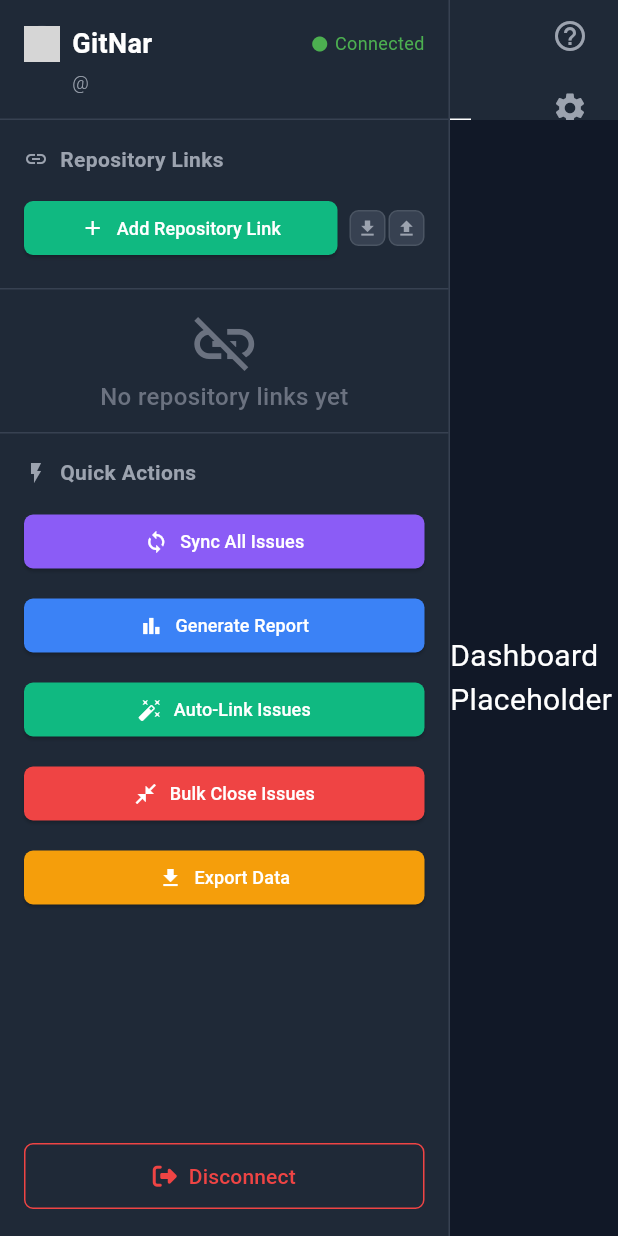
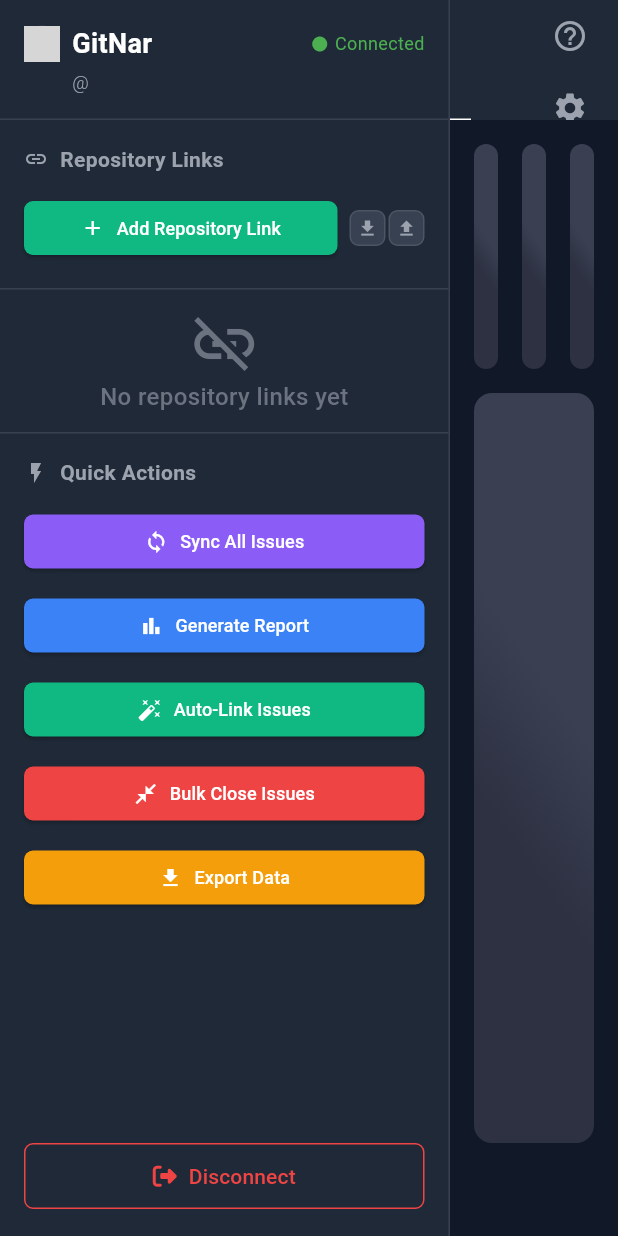
Before and after one commit to T1WiLLi/GitNar, a Flutter app: the HomeView screen opened directly, on a phone screen of 412 x 824 dp. Run offline on Flutter 3.47's test engine with Material 3 defaults, Android fonts, the phone set to English and light mode, and no system bars; our stand-ins replace flutter_dotenv, font_awesome_flutter, shared_preferences; missing offline and left inert: oauth2, window_size; accounts and stored records are empty; network calls fail; grey boxes are pictures that could not be loaded.

Commit message:
feat dashboard_view: add cards layout and initial design

```diff
--- a/lib/src/views/components/dashboard_view.dart
+++ b/lib/src/views/components/dashboard_view.dart
@@ -1,3 +1,5 @@
+import 'dart:math' as math;
+
 import 'package:flutter/material.dart';
 
 class DashboardView extends StatelessWidget {
@@ -6,11 +8,76 @@ class DashboardView extends StatelessWidget {
   @override
   Widget build(BuildContext context) {
     return Container(
+      padding: EdgeInsets.all(16),
       color: Colors.transparent,
-      child: const Center(
-        child: Text(
-          'Dashboard Placeholder',
-          style: TextStyle(color: Colors.white, fontSize: 20),
+      child: Column(
+        children: [
+          Center(child: _buildInformationCard()),
+          SizedBox(height: 16),
+          Center(child: _buildRecentActivityCard()),
+        ],
+      ),
+    );
+  }
+
+  Widget _buildInformationCard() {
+    return Row(
+      children: [
+        Expanded(
+          flex: 1,
+          child: Container(
+            height: 150,
+            decoration: BoxDecoration(
+              gradient: LinearGradient(
+                colors: [Color(0xFF3A4052), Color(0xFF2D3142)],
+                transform: GradientRotation(145 * math.pi / 180),
+              ),
+              borderRadius: BorderRadius.circular(12),
+            ),
+          ),
+        ),
+        SizedBox(width: 16),
+        Expanded(
+          flex: 1,
+          child: Container(
+            height: 150,
+            decoration: BoxDecoration(
+              gradient: LinearGradient(
+                colors: [Color(0xFF3A4052), Color(0xFF2D3142)],
+                transform: GradientRotation(145 * math.pi / 180),
+              ),
+              borderRadius: BorderRadius.circular(12),
+            ),
+          ),
+        ),
+        SizedBox(width: 16),
+        Expanded(
+          flex: 1,
+          child: Container(
+            height: 150,
+            decoration: BoxDecoration(
+              gradient: LinearGradient(
+                colors: [Color(0xFF3A4052), Color(0xFF2D3142)],
+                transform: GradientRotation(145 * math.pi / 180),
+              ),
+              borderRadius: BorderRadius.circular(12),
+            ),
+          ),
+        ),
+      ],
+    );
+  }
+
+  Widget _buildRecentActivityCard() {
+    return Expanded(
+      child: Container(
+        height: 500,
+        decoration: BoxDecoration(
+          gradient: LinearGradient(
+            colors: [Color(0xFF3A4052), Color(0xFF2D3142)],
+            transform: GradientRotation(145 * math.pi / 180),
+          ),
+          borderRadius: BorderRadius.circular(12),
         ),
       ),
     );
```
